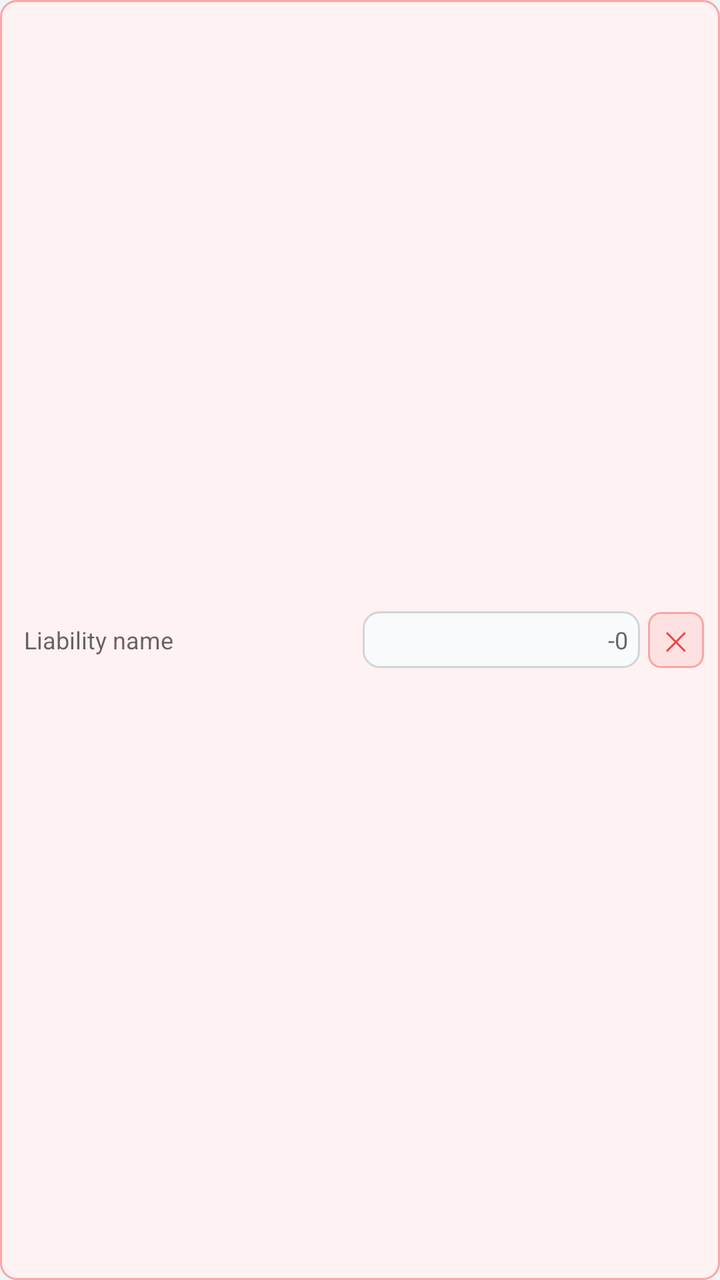
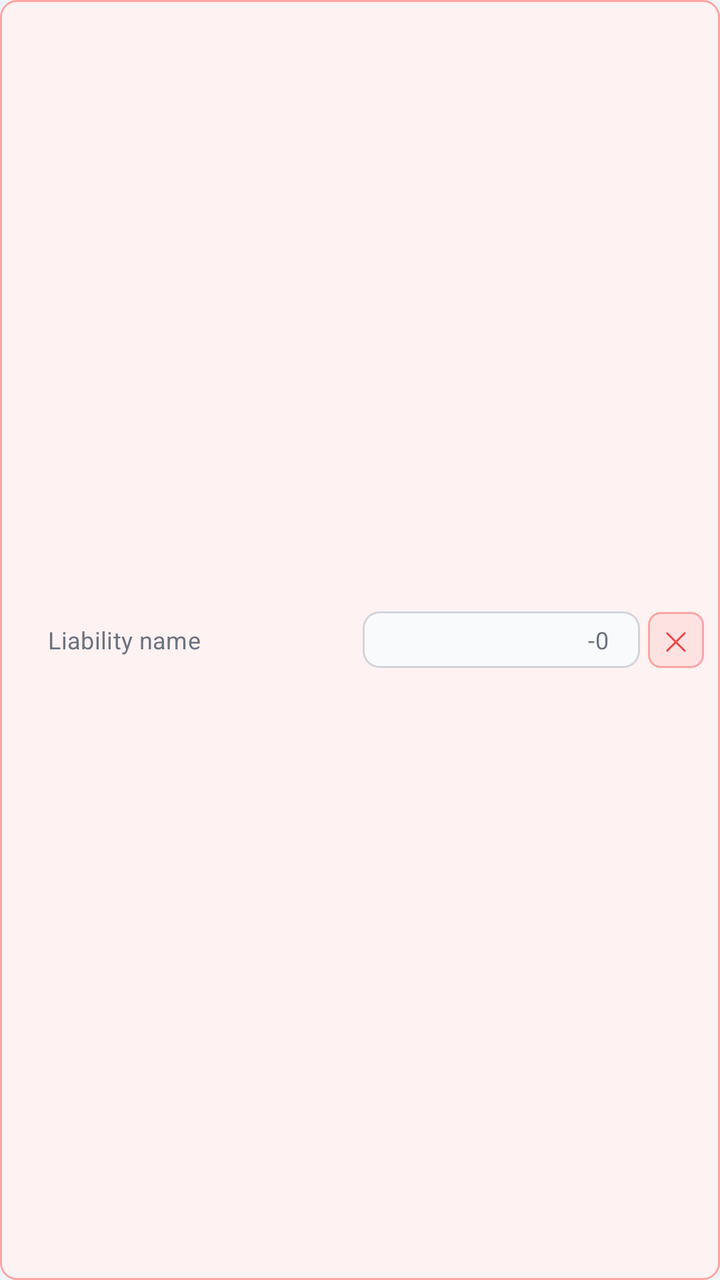

An Android layout rendered at two revisions. The XML below is the earlier revision; the diff shows what the commit changed to produce the second picture.
<!-- AndroidManifest.xml: application theme Theme.RetirementPlanner -->
<!-- res/layout/debt_row.xml -->
<?xml version="1.0" encoding="utf-8"?>
<LinearLayout xmlns:android="http://schemas.android.com/apk/res/android"
    android:layout_width="match_parent"
    android:layout_height="wrap_content"
    android:orientation="horizontal"
    android:gravity="center_vertical"
    android:layout_marginBottom="6dp"
    android:background="@drawable/debt_row_bg"
    android:padding="8dp">

    <EditText
        android:id="@+id/etDebtName"
        android:saveEnabled="false"
        android:layout_width="0dp"
        android:layout_height="wrap_content"
        android:layout_weight="2.5"
        android:hint="Liability name"
        android:inputType="textCapSentences"
        android:background="@android:color/transparent"
        android:textSize="12sp"
        android:padding="4dp" />

    <EditText
        android:id="@+id/etDebtAmount"
        android:saveEnabled="false"
        android:layout_width="0dp"
        android:layout_height="wrap_content"
        android:layout_weight="2"
        android:hint="-0"
        android:inputType="numberDecimal"
        android:background="@drawable/input_bg"
        android:textSize="12sp"
        android:textColor="#DC2626"
        android:gravity="end"
        android:padding="6dp"
        android:layout_marginEnd="4dp" />

    <TextView
        android:id="@+id/btnDeleteDebt"
        android:layout_width="28dp"
        android:layout_height="28dp"
        android:text="✕"
        android:textSize="13sp"
        android:textColor="#EF4444"
        android:gravity="center"
        android:background="@drawable/delete_btn_bg" />

</LinearLayout>
<!-- resources referenced by this layout -->
<resources>
  <!-- drawable debt_row_bg (drawable) -->
  <?xml version="1.0" encoding="utf-8"?>
  <shape xmlns:android="http://schemas.android.com/apk/res/android" android:shape="rectangle">
      <solid android:color="#FEF2F2" />
      <stroke android:width="1dp" android:color="#FCA5A5" />
      <corners android:radius="8dp" />
  </shape>
  <!-- drawable delete_btn_bg (drawable) -->
  <?xml version="1.0" encoding="utf-8"?>
  <shape xmlns:android="http://schemas.android.com/apk/res/android"
      android:shape="rectangle">
      <solid android:color="#FEE2E2" />
      <stroke android:width="1dp" android:color="#FCA5A5" />
      <corners android:radius="6dp" />
  </shape>
  <!-- drawable input_bg (drawable) -->
  <?xml version="1.0" encoding="utf-8"?>
  <shape xmlns:android="http://schemas.android.com/apk/res/android" android:shape="rectangle">
      <solid android:color="@color/input_background" />
      <stroke android:width="1dp" android:color="@color/input_stroke" />
      <corners android:radius="8dp" />
  </shape>
  <style name="Theme.RetirementPlanner" parent="Theme.MaterialComponents.DayNight.NoActionBar">
          <item name="colorPrimary">#1E40AF</item>
          <item name="colorPrimaryVariant">#1E3A8A</item>
          <item name="colorOnPrimary">#FFFFFF</item>
          <item name="colorSecondary">#059669</item>
          <item name="colorOnSecondary">#FFFFFF</item>
          <item name="android:statusBarColor">#1E3A8A</item>
          <item name="android:windowBackground">@color/screen_background</item>
      </style>
  <color name="input_background">#F9FAFB</color>
  <color name="input_stroke">#D1D5DB</color>
  <color name="screen_background">#F0F4F8</color>
</resources>

<!-- the commit's change to res/layout/debt_row.xml (unified diff, before → after) -->
@@ -10,6 +10,8 @@
 
     <EditText
         android:id="@+id/etDebtName"
+        android:textColor="@color/text_primary"
+        android:textColorHint="@color/text_hint"
         android:saveEnabled="false"
         android:layout_width="0dp"
         android:layout_height="wrap_content"
@@ -23,6 +25,7 @@
     <EditText
         android:id="@+id/etDebtAmount"
         android:saveEnabled="false"
+        android:textColorHint="@color/text_hint"
         android:layout_width="0dp"
         android:layout_height="wrap_content"
         android:layout_weight="2"
<!-- resource entries referenced after the edit -->
@@ -1,5 +1,7 @@
 <!-- resources referenced by this layout -->
 <resources>
+  <color name="text_hint">#6B7280</color>
+  <color name="text_primary">#111827</color>
   <!-- drawable debt_row_bg (drawable) -->
   <?xml version="1.0" encoding="utf-8"?>
   <shape xmlns:android="http://schemas.android.com/apk/res/android" android:shape="rectangle">
@@ -29,10 +31,15 @@
           <item name="colorSecondary">#059669</item>
           <item name="colorOnSecondary">#FFFFFF</item>
           <item name="android:statusBarColor">#1E3A8A</item>
+          <item name="editTextStyle">@style/InputEditText</item>
           <item name="android:windowBackground">@color/screen_background</item>
       </style>
   <color name="input_background">#F9FAFB</color>
   <color name="input_stroke">#D1D5DB</color>
+  <style name="InputEditText" parent="Widget.MaterialComponents.TextInputEditText.OutlinedBox">
+          <item name="android:textColor">@color/text_primary</item>
+          <item name="android:textColorHint">@color/text_hint</item>
+      </style>
   <color name="screen_background">#F0F4F8</color>
 </resources>
 
